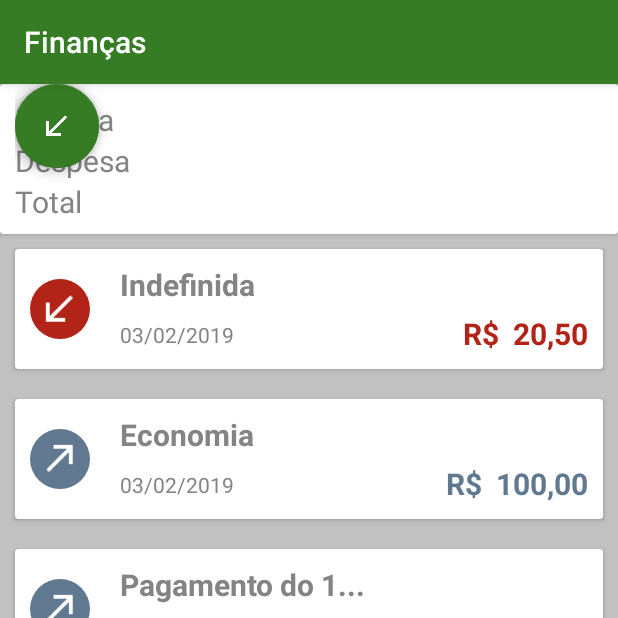
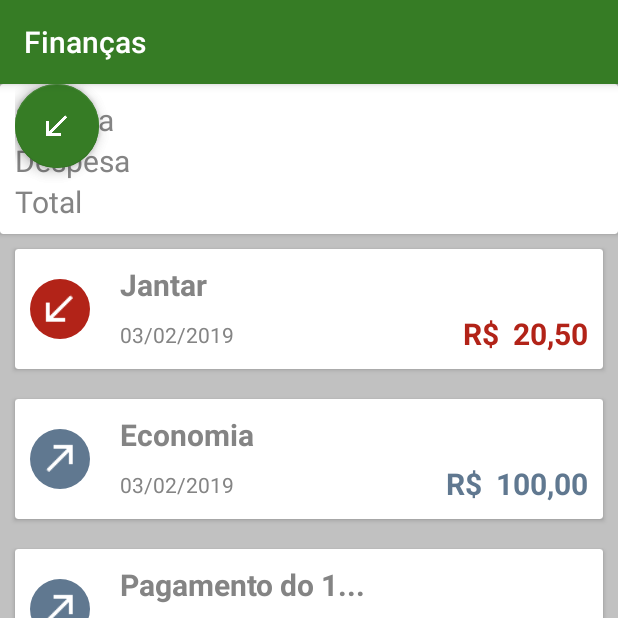
Before and after one commit to C9999/FinancasKotlin, an Android app: the screen it shows after launch (ListaTransacoesActivity), on a phone screen of 412 x 824 dp, the top half of it. Run offline under Robolectric (Android 15) with nearby library versions, the phone set to English and light mode, and no system bars; plain views replace FloatingActionButton, FloatingActionMenu.

Commit message:
refatoração do código

```diff
--- a/app/src/main/java/br/com/alura/financask/extension/BigDecimalExtension.kt
+++ b/app/src/main/java/br/com/alura/financask/extension/BigDecimalExtension.kt
@@ -6,9 +6,7 @@ import java.util.Locale
 
 fun BigDecimal.formataParaBrasileiro() : String {
     val formatoBrasileiro = DecimalFormat.getCurrencyInstance(Locale("pt", "br"))
-    val moedaFormatada = formatoBrasileiro
+    return formatoBrasileiro
             .format(this)
             .replace("R$", "R$ ")
-
-    return moedaFormatada
 }
--- a/app/src/main/java/br/com/alura/financask/extension/CalendarExtension.kt
+++ b/app/src/main/java/br/com/alura/financask/extension/CalendarExtension.kt
@@ -2,7 +2,6 @@ package br.com.alura.financask.extension
 
 import java.text.SimpleDateFormat
 import java.util.*
-
 
 fun Calendar.formataParaBrasileiro() : String{
     val formatoBrasileiro = "dd/MM/yyyy"
--- a/app/src/main/java/br/com/alura/financask/extension/StringExtension.kt
+++ b/app/src/main/java/br/com/alura/financask/extension/StringExtension.kt
@@ -2,7 +2,8 @@ package br.com.alura.financask.extension
 
 fun String.limitaEmAte(caracteres: Int) : String {
     if(this.length > caracteres){
-        return "${this.substring(0, caracteres)}..."
+        val primeiroCaracter = 0
+        return "${this.substring(primeiroCaracter, caracteres)}..."
     }
     return this
 }
--- a/app/src/main/java/br/com/alura/financask/model/Transacao.kt
+++ b/app/src/main/java/br/com/alura/financask/model/Transacao.kt
@@ -8,7 +8,7 @@ class Transacao (val valor: BigDecimal,
                  val tipo: Tipo,
                  val data: Calendar = Calendar.getInstance()){
 
-    constructor(valor: BigDecimal, tipo: Tipo) : this(valor, "Indefinida", tipo)
-
-    constructor(valor: BigDecimal, tipo: Tipo, data: Calendar) : this(valor, "Indefinida", tipo, data)
+//    constructor(valor: BigDecimal, tipo: Tipo) : this(valor, "Indefinida", tipo)
+//
+//    constructor(valor: BigDecimal, tipo: Tipo, data: Calendar) : this(valor, "Indefinida", tipo, data)
 }
--- a/app/src/main/java/br/com/alura/financask/ui/activity/ListaTransacoesActivity.kt
+++ b/app/src/main/java/br/com/alura/financask/ui/activity/ListaTransacoesActivity.kt
@@ -17,15 +17,23 @@ class ListaTransacoesActivity : AppCompatActivity() {
         super.onCreate(savedInstanceState)
         setContentView(R.layout.activity_lista_transacoes)
 
-        val transacoes = listOf(
-                Transacao(valor = BigDecimal(20.5), tipo = Tipo.DESPESA, data = Calendar.getInstance()),
-                Transacao(valor = BigDecimal(100.0), categoria = "Economia", tipo = Tipo.RECEITA),
-                Transacao(valor = BigDecimal(900.00), categoria = "Pagamento do 13", tipo = Tipo.RECEITA),
-                Transacao(valor = BigDecimal(200), tipo = Tipo.DESPESA, data = Calendar.getInstance(), categoria = "Reforma"))
+        val transacoes: List<Transacao> = transacoesDeExemplo()
 
         val arrayAdapter = ArrayAdapter(this,
             android.R.layout.simple_expandable_list_item_1, transacoes)
 
+        configuraLista(transacoes)
+    }
+
+    private fun configuraLista(transacoes: List<Transacao>) {
         lista_transacoes_listview.adapter = ListaTransacoesAdapter(transacoes, this)
     }
+
+    private fun transacoesDeExemplo(): List<Transacao> {
+        return listOf(
+                Transacao(valor = BigDecimal(20.5), categoria = "Jantar", data = Calendar.getInstance(), tipo = Tipo.DESPESA),
+                Transacao(valor = BigDecimal(100.0), categoria = "Economia", tipo = Tipo.RECEITA),
+                Transacao(valor = BigDecimal(900.00), categoria = "Pagamento do 13", tipo = Tipo.RECEITA),
+                Transacao(valor = BigDecimal(200), tipo = Tipo.DESPESA, data = Calendar.getInstance(), categoria = "Reforma"))
+    }
 }
```
Also changed, not shown: 1 other file.
